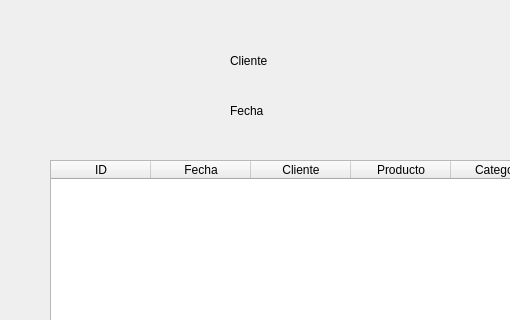
Willians-Dev/cars_store, file car_store/views/purchase_details.ui: the form before one commit; both pictures show x 0 to 510 and y 0 to 320 of the 800 by 600 pixel window.
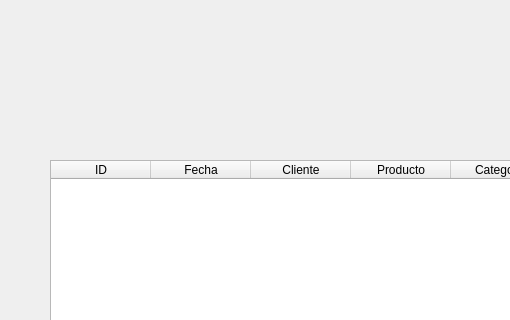
The form after the commit.

Patch:
```diff
--- a/car_store/views/purchase_details.ui
+++ b/car_store/views/purchase_details.ui
@@ -14,32 +14,6 @@
    <string>Detalles de Compra</string>
   </property>
   <widget class="QWidget" name="centralwidget">
-   <widget class="QLabel" name="label">
-    <property name="geometry">
-     <rect>
-      <x>230</x>
-      <y>50</y>
-      <width>81</width>
-      <height>21</height>
-     </rect>
-    </property>
-    <property name="text">
-     <string>Cliente</string>
-    </property>
-   </widget>
-   <widget class="QLabel" name="label_2">
-    <property name="geometry">
-     <rect>
-      <x>230</x>
-      <y>100</y>
-      <width>81</width>
-      <height>21</height>
-     </rect>
-    </property>
-    <property name="text">
-     <string>Fecha</string>
-    </property>
-   </widget>
    <widget class="QPushButton" name="quitDetailButton">
     <property name="geometry">
      <rect>
```
Left out of the diff: 26 changed lines with no effect on the pictures.
